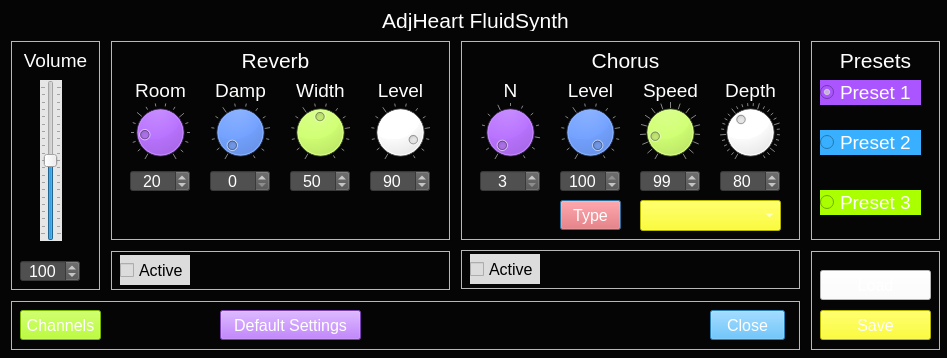
The window that AdjRaspi5qtSynthApp_2/Dialog_AdjFluidSynth.ui (nahumbudin/AdjRaspi5qtSynthApp_2) describes before a commit, drawn with Qt 5.
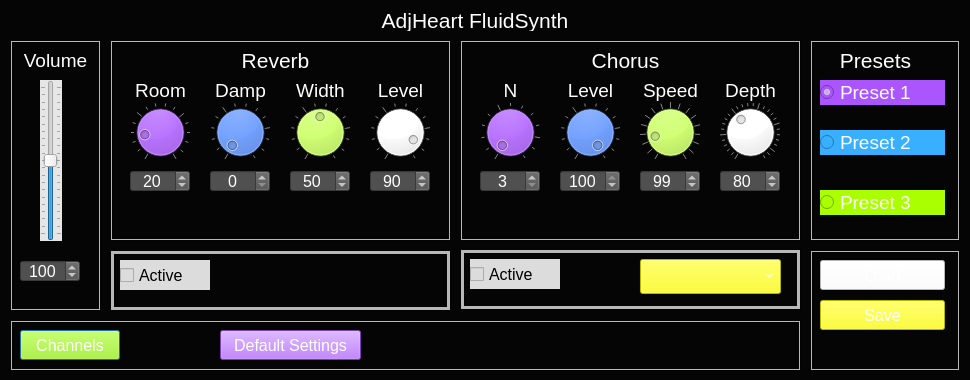
The same window after the commit. Custom widgets are drawn as their Qt base class.

Commit message: 1. Refactor the FluiSynth Dialog GUI\n 2. Adde analog synth support in sketches and panic.\n 3. Update cleanup code on termination\n 4. Added midi mixer dialog update callbacks\n 5. Added Analog Reverbration and Equalizer as Instruments and moving out of Analog Synth Instrument.\n

What changed in the file:
```diff
--- a/AdjRaspi5qtSynthApp_2/Dialog_AdjFluidSynth.ui
+++ b/AdjRaspi5qtSynthApp_2/Dialog_AdjFluidSynth.ui
@@ -6,8 +6,8 @@
    <rect>
     <x>0</x>
     <y>0</y>
-    <width>947</width>
-    <height>358</height>
+    <width>970</width>
+    <height>380</height>
    </rect>
   </property>
   <property name="palette">
@@ -911,56 +911,6 @@
      <set>Qt::AlignCenter</set>
     </property>
    </widget>
-   <widget class="QComboBox" name="comboBox_adjFluidSynth_Chorus_Type">
-    <property name="geometry">
-     <rect>
-      <x>180</x>
-      <y>160</y>
-      <width>141</width>
-      <height>31</height>
-     </rect>
-    </property>
-    <property name="font">
-     <font>
-      <pointsize>12</pointsize>
-     </font>
-    </property>
-    <property name="styleSheet">
-     <string notr="true">
-border-color: rgb(0, 0, 0);
-background-color: rgb(255, 255, 0);</string>
-    </property>
-    <property name="currentText">
-     <string/>
-    </property>
-    <property name="currentIndex">
-     <number>-1</number>
-    </property>
-    <property name="maxVisibleItems">
-     <number>4</number>
-    </property>
-   </widget>
-   <widget class="QPushButton" name="pushButton_adjFluidSynth_Chorus_Type">
-    <property name="geometry">
-     <rect>
-      <x>100</x>
-      <y>160</y>
-      <width>61</width>
-      <height>30</height>
-     </rect>
-    </property>
-    <property name="font">
-     <font>
-      <pointsize>12</pointsize>
-     </font>
-    </property>
-    <property name="styleSheet">
-     <string notr="true">background-color: rgb(240, 90, 90);</string>
-    </property>
-    <property name="text">
-     <string>Type</string>
-    </property>
-   </widget>
   </widget>
   <widget class="QFrame" name="frame_3">
    <property name="geometry">
@@ -968,7 +918,7 @@
      <x>10</x>
      <y>40</y>
      <width>91</width>
-     <height>251</height>
+     <height>271</height>
     </rect>
    </property>
    <property name="styleSheet">
@@ -1067,7 +1017,7 @@
     <rect>
      <x>10</x>
      <y>10</y>
-     <width>931</width>
+     <width>930</width>
      <height>21</height>
     </rect>
    </property>
@@ -1094,7 +1044,7 @@
    <property name="geometry">
     <rect>
      <x>10</x>
-     <y>300</y>
+     <y>320</y>
      <width>791</width>
      <height>51</height>
     </rect>
@@ -1117,7 +1067,7 @@
      <rect>
       <x>10</x>
       <y>10</y>
-      <width>81</width>
+      <width>100</width>
       <height>30</height>
      </rect>
     </property>
@@ -1133,27 +1083,6 @@
      <string>Channels</string>
     </property>
    </widget>
-   <widget class="CustomButton" name="pushButton_adjFluidSynth_Close">
-    <property name="geometry">
-     <rect>
-      <x>700</x>
-      <y>10</y>
-      <width>75</width>
-      <height>30</height>
-     </rect>
-    </property>
-    <property name="font">
-     <font>
-      <pointsize>12</pointsize>
-     </font>
-    </property>
-    <property name="styleSheet">
-     <string notr="true">background-color: rgb(57, 176, 255);</string>
-    </property>
-    <property name="text">
-     <string>Close</string>
-    </property>
-   </widget>
    <widget class="CustomButton" name="pushButton_adjFluidSynth_Default_settings">
     <property name="geometry">
      <rect>
@@ -1176,13 +1105,13 @@
     </property>
    </widget>
   </widget>
-  <widget class="QFrame" name="frame">
+  <widget class="CustomFrame" name="frame_2">
    <property name="geometry">
     <rect>
      <x>460</x>
      <y>249</y>
      <width>341</width>
-     <height>41</height>
+     <height>61</height>
     </rect>
    </property>
    <property name="styleSheet">
@@ -1196,14 +1125,14 @@
     <enum>QFrame::Raised</enum>
    </property>
    <property name="midLineWidth">
-    <number>1</number>
+    <number>3</number>
    </property>
-   <widget class="QCheckBox" name="checkBox_adjFluidSynth_Chorus_Active">
+   <widget class="CustomCheckBox" name="checkBox_adjFluidSynth_Chorus_Active">
     <property name="geometry">
      <rect>
       <x>10</x>
-      <y>5</y>
-      <width>70</width>
+      <y>10</y>
+      <width>90</width>
       <height>30</height>
      </rect>
     </property>
@@ -1220,14 +1149,43 @@
      <string>Active</string>
     </property>
    </widget>
+   <widget class="CustomComboBox" name="comboBox_adjFluidSynth_Chorus_Type">
+    <property name="geometry">
+     <rect>
+      <x>180</x>
+      <y>10</y>
+      <width>141</width>
+      <height>35</height>
+     </rect>
+    </property>
+    <property name="font">
+     <font>
+      <pointsize>12</pointsize>
+     </font>
+    </property>
+    <property name="styleSheet">
+     <string notr="true">
+border-color: rgb(0, 0, 0);
+background-color: rgb(255, 255, 0);</string>
+    </property>
+    <property name="currentText">
+     <string/>
+    </property>
+    <property name="currentIndex">
+     <number>-1</number>
+    </property>
+    <property name="maxVisibleItems">
+     <number>4</number>
+    </property>
+   </widget>
   </widget>
-  <widget class="QFrame" name="frame_2">
+  <widget class="CustomFrame" name="frame_1">
    <property name="geometry">
     <rect>
      <x>110</x>
      <y>250</y>
      <width>341</width>
-     <height>41</height>
+     <height>61</height>
     </rect>
    </property>
    <property name="styleSheet">
@@ -1241,14 +1199,14 @@
     <enum>QFrame::Raised</enum>
    </property>
    <property name="midLineWidth">
-    <number>1</number>
+    <number>3</number>
    </property>
-   <widget class="QCheckBox" name="checkBox_adjFluidSynth_Reverb_Active">
+   <widget class="CustomCheckBox" name="checkBox_adjFluidSynth_Reverb_Active">
     <property name="geometry">
      <rect>
       <x>10</x>
-      <y>5</y>
-      <width>70</width>
+      <y>10</y>
+      <width>90</width>
       <height>30</height>
      </rect>
     </property>
@@ -1271,7 +1229,7 @@
     <rect>
      <x>810</x>
      <y>40</y>
-     <width>131</width>
+     <width>150</width>
      <height>201</height>
     </rect>
    </property>
@@ -1314,7 +1272,7 @@
      <rect>
       <x>10</x>
       <y>40</y>
-      <width>101</width>
+      <width>125</width>
       <height>25</height>
      </rect>
     </property>
@@ -1338,7 +1296,7 @@
      <rect>
       <x>10</x>
       <y>90</y>
-      <width>101</width>
+      <width>125</width>
       <height>25</height>
      </rect>
     </property>
@@ -1359,7 +1317,7 @@
      <rect>
       <x>10</x>
       <y>150</y>
-      <width>101</width>
+      <width>125</width>
       <height>25</height>
      </rect>
     </property>
@@ -1381,8 +1339,8 @@
     <rect>
      <x>810</x>
      <y>250</y>
-     <width>131</width>
-     <height>101</height>
+     <width>150</width>
+     <height>121</height>
     </rect>
    </property>
    <property name="styleSheet">
@@ -1402,8 +1360,8 @@
     <property name="geometry">
      <rect>
       <x>10</x>
-      <y>60</y>
-      <width>111</width>
+      <y>50</y>
+      <width>125</width>
       <height>30</height>
      </rect>
     </property>
@@ -1423,8 +1381,8 @@
     <property name="geometry">
      <rect>
       <x>10</x>
-      <y>20</y>
-      <width>111</width>
+      <y>10</y>
+      <width>125</width>
       <height>30</height>
      </rect>
     </property>
@@ -1467,6 +1425,27 @@
    <extends>QPushButton</extends>
    <header location="global">custombutton.h</header>
   </customwidget>
+  <customwidget>
+   <class>CustomComboBox</class>
+   <extends>QComboBox</extends>
+   <header location="global">customcombobox.h</header>
+  </customwidget>
+  <customwidget>
+   <class>CustomCheckBox</class>
+   <extends>QCheckBox</extends>
+   <header>customcheckbox.h</header>
+  </customwidget>
+  <customwidget>
+   <class>CustomRadioButton</class>
+   <extends>QRadioButton</extends>
+   <header location="global">customradiobutton.h</header>
+  </customwidget>
+  <customwidget>
+   <class>CustomFrame</class>
+   <extends>QFrame</extends>
+   <header location="global">customframe.h</header>
+   <container>1</container>
+  </customwidget>
  </customwidgets>
  <resources/>
  <connections/>
```
Left out of the diff: 8 changed lines with no effect on the pictures. The commit also changes 68 other files.
